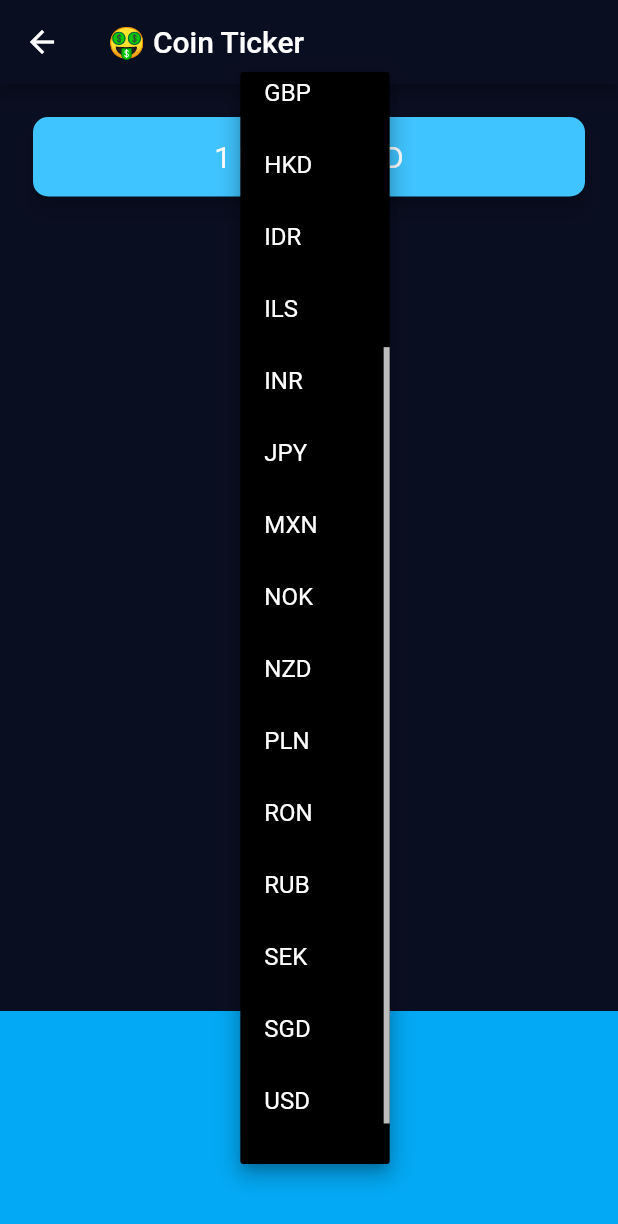
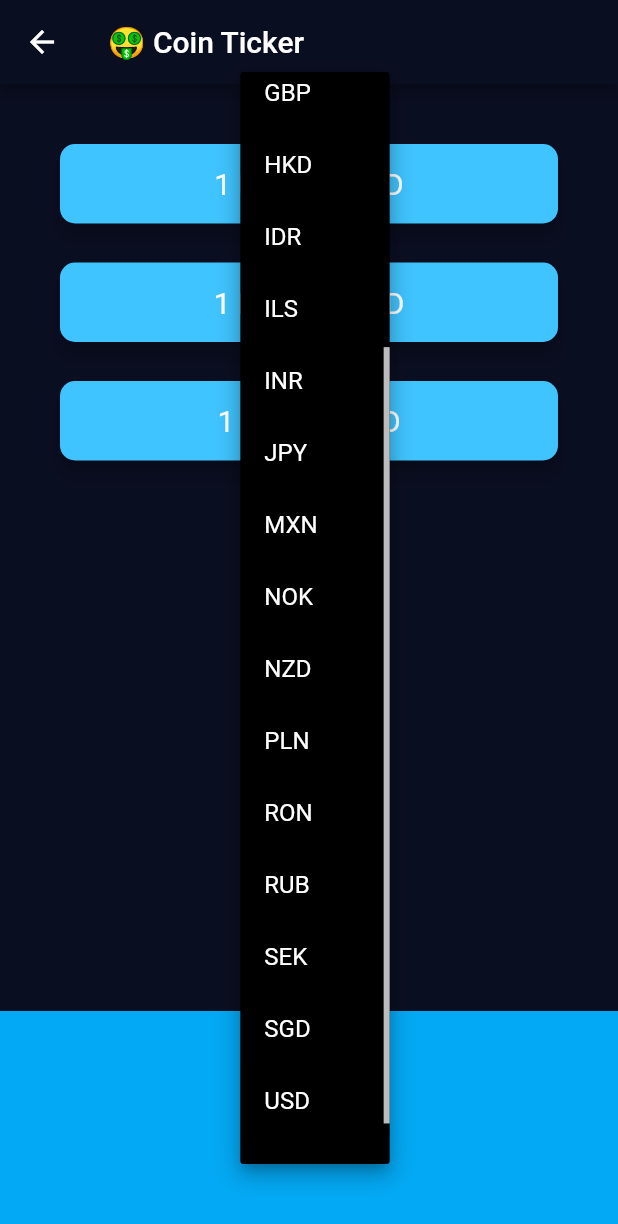
Before and after one commit to SergioSorokin/udemy_flutter_course, a Flutter app: the PriceScreen screen opened directly, after a tap on "USD", on a phone screen of 412 x 824 dp. Shown: the top 1224 px of the screen. Run offline on Flutter 3.47's test engine with Material 2 defaults, Android fonts, the phone set to English and light mode, and no system bars; our stand-ins replace audioplayers, flutter_spinkit, font_awesome_flutter, geolocator, rflutter_alert; network calls fail.

Commit message:
updated getData()  and created a makeCards column that uses a custom CryptoCard widget

```diff
--- a/lib/section/14/price_screen.dart
+++ b/lib/section/14/price_screen.dart
@@ -1,3 +1,5 @@
+import 'dart:developer';
+
 import 'package:flutter/material.dart';
 import 'package:flutter/cupertino.dart';
 import 'package:udemy_flutter_course/section/14/coin_data.dart';
@@ -55,15 +57,19 @@ class _PriceScreenState extends State<PriceScreen> {
   }
 
   String bitcoinValue = '?';
+  Map<String, String> coinValues = {};
+  bool isWaiting = false;
 
   void getData() async {
+    isWaiting = true;
     try {
-      double data = await CoinData().getCoinData(selectedCurrency);
+      var data = await CoinData().getCoinData(selectedCurrency);
+      isWaiting = false;
       setState(() {
-        bitcoinValue = data.toStringAsFixed(0);
+        coinValues = data;
       });
     } catch (e) {
-      print(e);
+      log(e.toString());
     }
   }
 
@@ -73,8 +79,27 @@ class _PriceScreenState extends State<PriceScreen> {
     getData();
   }
 
+  Column makeCards() {
+    List<CryptoCard> cryptoCards = [];
+    for (String crypto in cryptoList) {
+      cryptoCards.add(
+        CryptoCard(
+          cryptoCurrency: crypto,
+          selectedCurrency: selectedCurrency,
+          bitcoinValue: isWaiting ? '?' : coinValues[crypto]!,
+        ),
+      );
+    }
+    // return Column();
+    return Column(
+      crossAxisAlignment: CrossAxisAlignment.stretch,
+      children: cryptoCards,
+    );
+  }
+
   @override
   Widget build(BuildContext context) {
+    makeCards();
     return Scaffold(
       appBar: AppBar(
         title: const Text('🤑 Coin Ticker'),
@@ -85,25 +110,7 @@ class _PriceScreenState extends State<PriceScreen> {
         children: <Widget>[
           Padding(
             padding: const EdgeInsets.fromLTRB(18.0, 18.0, 18.0, 0),
-            child: Card(
-              color: Colors.lightBlueAccent,
-              elevation: 5.0,
-              shape: RoundedRectangleBorder(
-                borderRadius: BorderRadius.circular(10.0),
-              ),
-              child: Padding(
-                padding: const EdgeInsets.symmetric(
-                    vertical: 15.0, horizontal: 28.0),
-                child: Text(
-                  '1 BTC = $bitcoinValue $selectedCurrency',
-                  textAlign: TextAlign.center,
-                  style: const TextStyle(
-                    fontSize: 20.0,
-                    color: Colors.white,
-                  ),
-                ),
-              ),
-            ),
+            child: makeCards(),
           ),
           Container(
             height: 150.0,
@@ -117,3 +124,41 @@ class _PriceScreenState extends State<PriceScreen> {
     );
   }
 }
+
+class CryptoCard extends StatelessWidget {
+  final String bitcoinValue;
+  final String selectedCurrency;
+  final String cryptoCurrency;
+
+  const CryptoCard(
+      {Key? key,
+      required this.bitcoinValue,
+      required this.selectedCurrency,
+      required this.cryptoCurrency})
+      : super(key: key);
+
+  @override
+  Widget build(BuildContext context) {
+    return Padding(
+      padding: const EdgeInsets.fromLTRB(18.0, 18.0, 18.0, 0),
+      child: Card(
+        color: Colors.lightBlueAccent,
+        elevation: 5.0,
+        shape: RoundedRectangleBorder(
+          borderRadius: BorderRadius.circular(10.0),
+        ),
+        child: Padding(
+          padding: const EdgeInsets.symmetric(vertical: 15.0, horizontal: 28.0),
+          child: Text(
+            '1 $cryptoCurrency = $bitcoinValue $selectedCurrency',
+            textAlign: TextAlign.center,
+            style: const TextStyle(
+              fontSize: 20.0,
+              color: Colors.white,
+            ),
+          ),
+        ),
+      ),
+    );
+  }
+}
```
